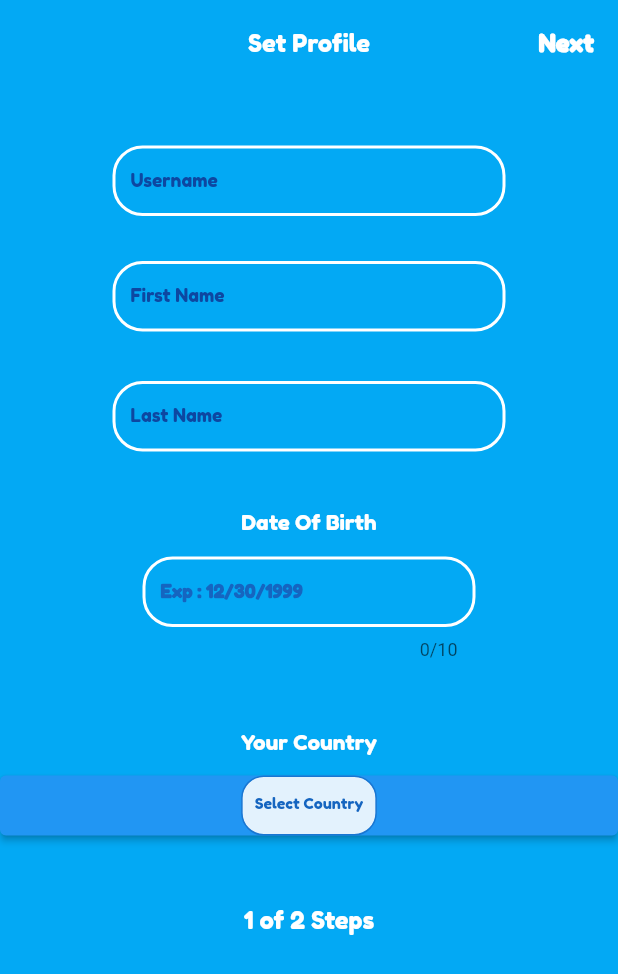
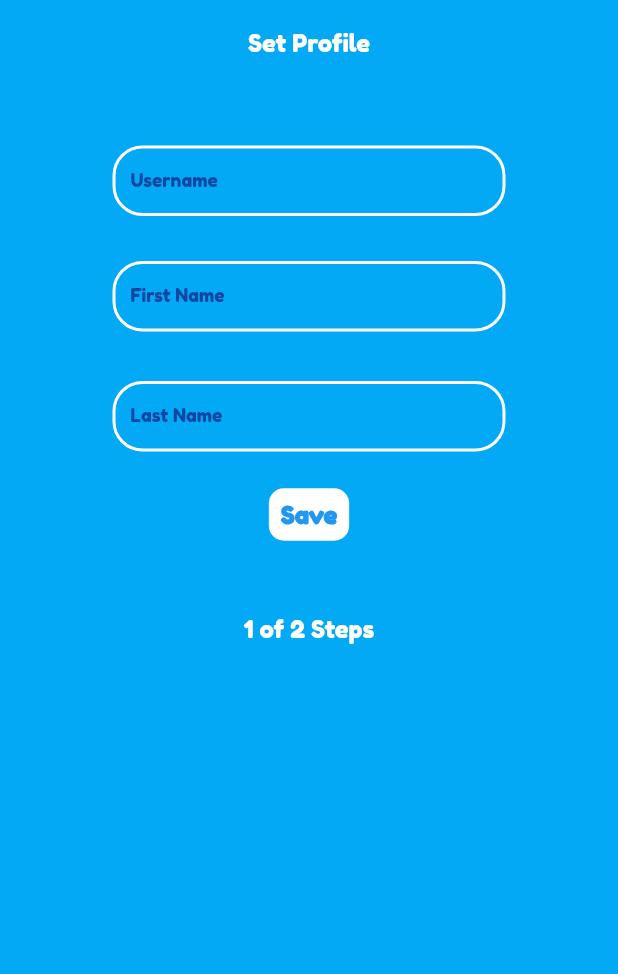
Before and after one commit to farhanyousaf786/switch-app-v2, a Flutter app: the SetUserData screen opened directly with empty values, on a phone screen of 412 x 824 dp. Shown: the top 974 px of the screen. Run offline on Flutter 3.47's test engine with Material 2 defaults, Android fonts, the light colour scheme and no system bars; drawn by our look-alikes of delayed_display; our stand-ins replace animated_text_kit, audio_video_progress_bar, cached_network_image, carousel_slider, cloud_firestore, connectivity and 33 more; missing offline and left inert: dart:ffi, dospace, emojis, expand_widget, inview_notifier_list, minio and 3 more; accounts and stored records are empty; Roboto replaces fonts that are missing (cute); project files that could hold a hidden picture were left out.

Commit message:
changing UI

```diff
--- a/lib/Authentication/Auth.dart
+++ b/lib/Authentication/Auth.dart
@@ -4,7 +4,6 @@ import 'package:google_sign_in/google_sign_in.dart';
 
 abstract class AuthBase {
   Stream<User?> authStateChanges();
-
   User? get currentUser;
 
   Future<User?> signInAnonymously();
--- a/lib/Authentication/SignUp/SetUserData.dart
+++ b/lib/Authentication/SignUp/SetUserData.dart
@@ -76,7 +76,6 @@ class _SetUserDataState extends State<SetUserData> {
     if (firstName.text.isEmpty ||
         lastName.text.isEmpty ||
         userNameTextEditingController.text.length > 29 ||
-        dateOfBirth.isEmpty ||
         userNameTextEditingController.text.isEmpty ||
         userExists == true) {
       showModalBottomSheet(
@@ -319,6 +318,7 @@ class _SetUserDataState extends State<SetUserData> {
   @override
   Widget build(BuildContext context) {
     return Scaffold(
+      backgroundColor: Colors.lightBlue,
       appBar: AppBar(
         leading: Text(""),
         backgroundColor: Colors.lightBlue,
@@ -330,26 +330,7 @@ class _SetUserDataState extends State<SetUserData> {
             fontSize: 16,
           ),
         ),
-        actions: [
-          ElevatedButton(
-            child: Text(
-              'Next',
-              style: TextStyle(
-                fontFamily: "Cute",
-                fontSize: 16,
-                color: userExists ? Colors.white60 : Colors.white,
-              ),
-            ),
-            onPressed: () {
-              setUserInfo();
-            },
-            style: ElevatedButton.styleFrom(
-                elevation: 0.0,
-                primary: Colors.lightBlue,
-                textStyle:
-                    TextStyle(fontSize: 15, fontWeight: FontWeight.bold)),
-          ),
-        ],
+
         centerTitle: true,
         elevation: 0,
       ),
@@ -516,110 +497,141 @@ class _SetUserDataState extends State<SetUserData> {
                   ),
                 ),
               ),
-              Container(
-                alignment: Alignment.center,
-                padding: EdgeInsets.only(top: 20),
-                child: Text(
-                  "Date Of Birth",
-                  style: TextStyle(
-                    fontSize: 14,
-                    fontFamily: "Cute",
+              // Container(
+              //   alignment: Alignment.center,
+              //   padding: EdgeInsets.only(top: 20),
+              //   child: Text(
+              //     "Date Of Birth",
+              //     style: TextStyle(
+              //       fontSize: 14,
+              //       fontFamily: "Cute",
+              //       color: Colors.white,
+              //     ),
+              //   ),
+              // ),
+              // Padding(
+              //   padding: const EdgeInsets.all(15.0),
+              //   child: Container(
+              //     height: 80,
+              //     padding: EdgeInsets.fromLTRB(80, 0, 80, 0),
+              //     child: TextFormField(
+              //       maxLength: 10,
+              //       // maxLengthEnforced: false,
+              //       keyboardType: TextInputType.emailAddress,
+              //       textInputAction: TextInputAction.next,
+              //       style: TextStyle(
+              //           color: Colors.blue.shade800,
+              //           fontFamily: "Cute",
+              //           fontWeight: FontWeight.bold,
+              //           fontSize: 12),
+              //       onChanged: (value) => {
+              //         dateOfBirth = value,
+              //       },
+              //       decoration: InputDecoration(
+              //         fillColor: Colors.transparent,
+              //         isDense: true,
+              //         enabledBorder: OutlineInputBorder(
+              //           borderRadius: BorderRadius.all(Radius.circular(20)),
+              //           borderSide:
+              //               new BorderSide(color: Colors.white, width: 2),
+              //         ),
+              //         filled: true,
+              //         focusedBorder: OutlineInputBorder(
+              //           borderRadius: BorderRadius.all(Radius.circular(20)),
+              //           borderSide: new BorderSide(
+              //             color: Colors.white,
+              //             width: 2,
+              //           ),
+              //         ),
+              //         labelText: 'Exp : 12/30/1999',
+              //         labelStyle: TextStyle(
+              //             color: Colors.blue.shade800,
+              //             fontSize: 12,
+              //             fontFamily: 'cute'),
+              //       ),
+              //     ),
+              //   ),
+              // ),
+              // Padding(
+              //   padding: const EdgeInsets.only(top: 20),
+              //   child: Center(
+              //     child: Text(
+              //       "Your Country",
+              //       style: TextStyle(
+              //         fontFamily: "Cute",
+              //         fontSize: 14,
+              //         color: Colors.white,
+              //       ),
+              //     ),
+              //   ),
+              // ),
+              // Padding(
+              //   padding: const EdgeInsets.only(top: 10),
+              //   child: ElevatedButton(
+              //       style: ElevatedButton.styleFrom(
+              //         backgroundColor: Colors.transparent,
+              //         shadowColor: Colors.transparent,
+              //         elevation: 0.0,
+              //       ),
+              //       child: Container(
+              //         padding: EdgeInsets.only(
+              //             top: 11, left: 8, right: 8, bottom: 10),
+              //         height: 40,
+              //         decoration: BoxDecoration(
+              //           color: Colors.blue.shade50,
+              //           border:
+              //               Border.all(color: Colors.blue.shade700, width: 1),
+              //           borderRadius: BorderRadius.circular(15),
+              //         ),
+              //         child: Text(
+              //           '$countryName',
+              //           style: TextStyle(
+              //               color: Colors.blue.shade800,
+              //               fontFamily: "Cute",
+              //               fontSize: 10),
+              //         ),
+              //       ),
+              //       onPressed: () => {
+              //             showCountryPicker(
+              //               context: context,
+              //               //Optional.  Can be used to exclude(remove) one ore more country from the countries list (optional).
+              //               exclude: <String>['KN', 'MF'],
+              //               //Optional. Shows phone code before the country name.
+              //               showPhoneCode: true,
+              //               onSelect: (Country country) {
+              //                 setState(() {
+              //                   countryName = country.name;
+              //                 });
+              //               },
+              //             ),
+              //           }),
+              // ),
+              ElevatedButton(
+                child: Container(
+                  padding: EdgeInsets.all(8),
+                  decoration: BoxDecoration(
                     color: Colors.white,
+                    borderRadius: BorderRadius.circular(10)
                   ),
-                ),
-              ),
-              Padding(
-                padding: const EdgeInsets.all(15.0),
-                child: Container(
-                  height: 80,
-                  padding: EdgeInsets.fromLTRB(80, 0, 80, 0),
-                  child: TextFormField(
-                    maxLength: 10,
-                    // maxLengthEnforced: false,
-                    keyboardType: TextInputType.emailAddress,
-                    textInputAction: TextInputAction.next,
+                  child: Text(
+                    'Save',
                     style: TextStyle(
-                        color: Colors.blue.shade800,
-                        fontFamily: "Cute",
-                        fontWeight: FontWeight.bold,
-                        fontSize: 12),
-                    onChanged: (value) => {
-                      dateOfBirth = value,
-                    },
-                    decoration: InputDecoration(
-                      fillColor: Colors.transparent,
-                      isDense: true,
-                      enabledBorder: OutlineInputBorder(
-                        borderRadius: BorderRadius.all(Radius.circular(20)),
-                        borderSide:
-                            new BorderSide(color: Colors.white, width: 2),
-                      ),
-                      filled: true,
-                      focusedBorder: OutlineInputBorder(
-                        borderRadius: BorderRadius.all(Radius.circular(20)),
-                        borderSide: new BorderSide(
-                          color: Colors.white,
-                          width: 2,
-                        ),
-                      ),
-                      labelText: 'Exp : 12/30/1999',
-                      labelStyle: TextStyle(
-                          color: Colors.blue.shade800,
-                          fontSize: 12,
-                          fontFamily: 'cute'),
+                      fontFamily: "Cute",
+                      fontSize: 16,
+                      color: userExists ? Colors.blue.shade200 : Colors.blue,
                     ),
                   ),
                 ),
+                onPressed: () {
+                  setUserInfo();
+                },
+                style: ElevatedButton.styleFrom(
+                    elevation: 0.0,
+                    primary: Colors.lightBlue,
+                    textStyle:
+                    TextStyle(fontSize: 15, fontWeight: FontWeight.bold)),
               ),
-              Padding(
-                padding: const EdgeInsets.only(top: 20),
-                child: Center(
-                  child: Text(
-                    "Your Country",
-                    style: TextStyle(
-                      fontFamily: "Cute",
-                      fontSize: 14,
-                      color: Colors.white,
-                    ),
-                  ),
-                ),
-              ),
-              Padding(
-                padding: const EdgeInsets.only(top: 10),
-                child: ElevatedButton(
-                    child: Container(
-                      padding: EdgeInsets.only(
-                          top: 11, left: 8, right: 8, bottom: 10),
-                      height: 40,
-                      decoration: BoxDecoration(
-                        color: Colors.blue.shade50,
-                        border:
-                            Border.all(color: Colors.blue.shade700, width: 1),
-                        borderRadius: BorderRadius.circular(15),
-                      ),
-                      child: Text(
-                        '$countryName',
-                        style: TextStyle(
-                            color: Colors.blue.shade800,
-                            fontFamily: "Cute",
-                            fontSize: 10),
-                      ),
-                    ),
-                    onPressed: () => {
-                          showCountryPicker(
-                            context: context,
-                            //Optional.  Can be used to exclude(remove) one ore more country from the countries list (optional).
-                            exclude: <String>['KN', 'MF'],
-                            //Optional. Shows phone code before the country name.
-                            showPhoneCode: true,
-                            onSelect: (Country country) {
-                              setState(() {
-                                countryName = country.name;
-                              });
-                            },
-                          ),
-                        }),
-              ),
+
               SizedBox(
                 height: 30,
               ),
--- a/lib/Bridges/bridgeToNavgation.dart
+++ b/lib/Bridges/bridgeToNavgation.dart
@@ -24,7 +24,6 @@ import 'package:url_launcher/url_launcher.dart';
 
 class BridgeToNavigationPage extends StatefulWidget {
   final User user;
-
   const BridgeToNavigationPage({required this.user});
 
   @override
@@ -167,6 +166,7 @@ class _BridgeToNavigationPageState extends State<BridgeToNavigationPage> {
     } else if (isAppLive == "yes") {
       if (userMap!['isBan'] == "true") {
         return Scaffold(
+          backgroundColor: Colors.lightBlue,
           appBar: AppBar(
             elevation: 0,
             title: Text(
@@ -174,7 +174,7 @@ class _BridgeToNavigationPageState extends State<BridgeToNavigationPage> {
               style: TextStyle(
                   color: Colors.white, fontFamily: 'cute', fontSize: 25),
             ),
-            backgroundColor: Colors.blue,
+            backgroundColor: Colors.lightBlue,
             actions: [
               Center(
                   child: Text(
@@ -198,9 +198,9 @@ class _BridgeToNavigationPageState extends State<BridgeToNavigationPage> {
                 Padding(
                   padding: const EdgeInsets.all(8.0),
                   child: Text(
-                    "You are Ban!",
+                    "You are Ban from Switch!",
                     style: TextStyle(
-                        fontFamily: 'cute', fontSize: 18, color: Colors.red),
+                        fontFamily: 'cute', fontSize: 15, color: Colors.red),
                   ),
                 ),
                 Padding(
@@ -209,7 +209,7 @@ class _BridgeToNavigationPageState extends State<BridgeToNavigationPage> {
                     "There could be many reasons for this, If you think this is by mistake. \n\n Or Send us report And email us at mail@switchapp.live",
                     textAlign: TextAlign.center,
                     style: TextStyle(
-                        fontFamily: 'cute', fontSize: 18, color: Colors.blue),
+                        fontFamily: 'cute', fontSize: 14, color: Colors.blue),
                   ),
                 ),
                 SizedBox(
@@ -281,7 +281,8 @@ class _BridgeToNavigationPageState extends State<BridgeToNavigationPage> {
                 controlData: controlData,
                 userMap: userMap,
                 appVersion: appVersion,
-              ))
+              ),
+            )
           : Scaffold(
               body: Center(
                 child: Column(
--- a/lib/MainPages/NavigationBar/NavigationBar.dart
+++ b/lib/MainPages/NavigationBar/NavigationBar.dart
@@ -517,7 +517,6 @@ class _CheckAppControlState extends State<CheckAppControl> {
     SharedPreferences prefs = await SharedPreferences.getInstance();
     if (prefs.getInt("doActionOnce") == null) {
       prefs.setInt("doActionOnce", 0);
-
       ///Slit is here Do not remove below comment
       // switchMemerSlitsRTD
       //     .child(widget.user.uid)
--- a/lib/MainPages/Upload/videoStatus.dart
+++ b/lib/MainPages/Upload/videoStatus.dart
@@ -1,7 +1,6 @@
 import 'dart:io';
 import 'dart:typed_data';
 import 'package:dospace/dospace.dart' as dospace;
-
 import 'package:cached_network_image/cached_network_image.dart';
 import 'package:firebase_auth/firebase_auth.dart';
 import 'package:firebase_database/firebase_database.dart';
```
